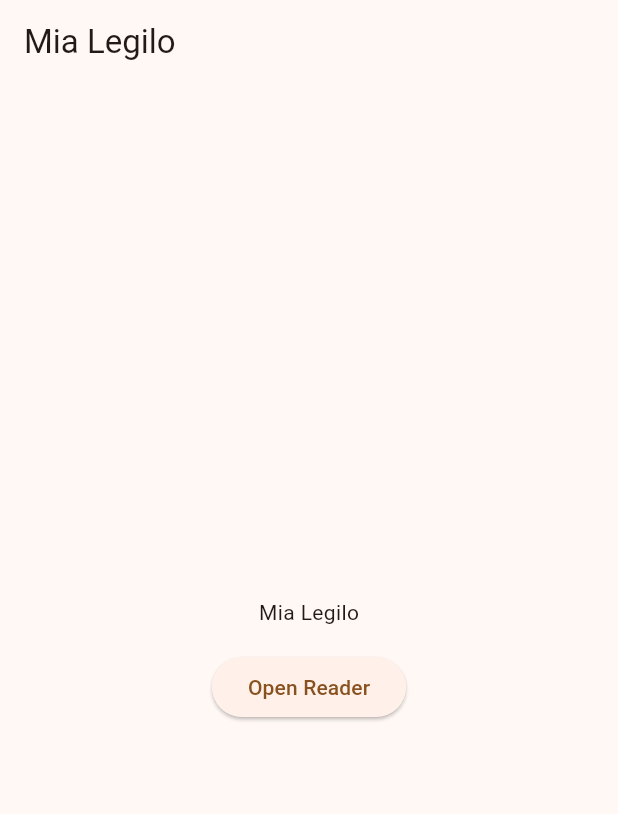
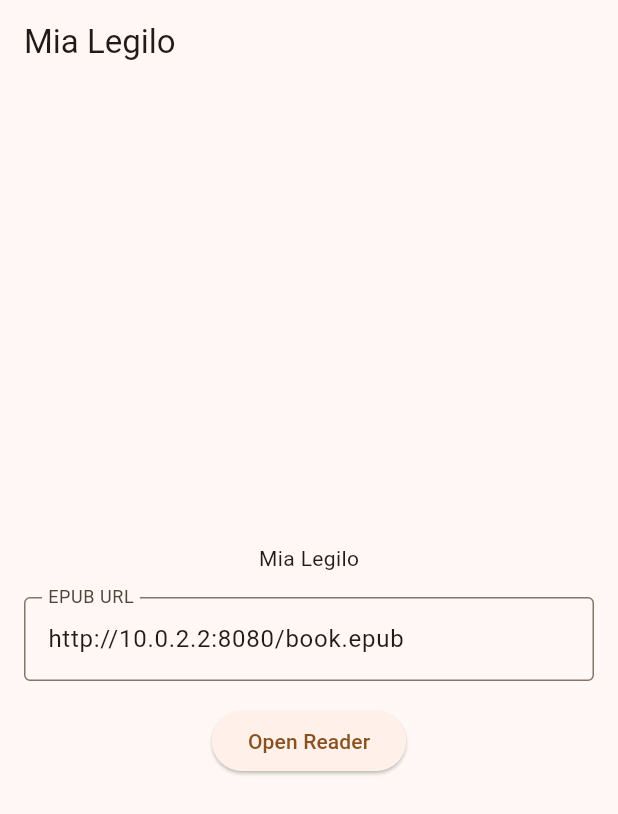
Before and after one commit to knatz-dev/Mia-Legilo, a Flutter app: the screen it shows after launch, on a phone screen of 412 x 824 dp. Shown: the top 814 px of the screen. Run offline on Flutter 3.47's test engine with Material 3 defaults, Android fonts, the phone set to English and light mode, and no system bars; our stand-ins replace dio, drift, flutter_riverpod, flutter_secure_storage, material_ui, webview_flutter; accounts and stored records are empty; generated files the repository leaves out were written again.

Commit message:
feat: add drift database layer and URL-based EPUB loading
- Add drift schema (Books, Shelves, Annotations, OutboxEntries, Conflicts, Settings) in lib/data/tables.dart
- Add AppDatabase (schema v1) with migration strategy and generated code (app_database.g.dart)
- Add database factory for background native file DB and in-memory test DB (database_factory.dart)
- Add EPUB URL TextField to home screen and pass source to ReaderPage
- Change FoliateEngine to load reader.html via android_asset URL with book source query param, replacing JS injection and page-ready completer
- Ignore docs/PHASE_3_PLAN.md; add serve/book.epub sample

```diff
--- a/lib/main.dart
+++ b/lib/main.dart
@@ -23,23 +23,49 @@ class MiaLegiloApp extends StatelessWidget {
   }
 }
 
-class HomeScreen extends StatelessWidget {
+class HomeScreen extends StatefulWidget {
   const HomeScreen({super.key});
+
+  @override
+  State<HomeScreen> createState() => _HomeScreenState();
+}
+
+class _HomeScreenState extends State<HomeScreen> {
+  final TextEditingController _urlController = TextEditingController(
+    text: 'http://10.0.2.2:8080/book.epub',
+  );
+
+  @override
+  void dispose() {
+    _urlController.dispose();
+    super.dispose();
+  }
 
   @override
   Widget build(BuildContext context) {
     return Scaffold(
       appBar: AppBar(title: const Text('Mia Legilo')),
-      body: Center(
+      body: Padding(
+        padding: const EdgeInsets.all(16),
         child: Column(
-          mainAxisSize: MainAxisSize.min,
+          mainAxisAlignment: MainAxisAlignment.center,
           children: <Widget>[
             const Text('Mia Legilo'),
+            const SizedBox(height: 16),
+            TextField(
+              controller: _urlController,
+              decoration: const InputDecoration(
+                labelText: 'EPUB URL',
+                border: OutlineInputBorder(),
+              ),
+            ),
             const SizedBox(height: 16),
             ElevatedButton(
               onPressed: () {
                 Navigator.of(context).push(
-                  MaterialPageRoute<void>(builder: (_) => const ReaderPage()),
+                  MaterialPageRoute<void>(
+                    builder: (_) => ReaderPage(source: _urlController.text),
+                  ),
                 );
               },
               child: const Text('Open Reader'),
```
Also changed, not shown: lib/data/app_database.dart (added, +23 -0 lines), lib/data/database_factory.dart (added, +14 -0 lines), lib/data/tables.dart (added, +88 -0 lines), lib/reader_engines/foliate/foliate_engine.dart (+8 -16 lines), lib/data/app_database.g.dart (added), 2 other files.
